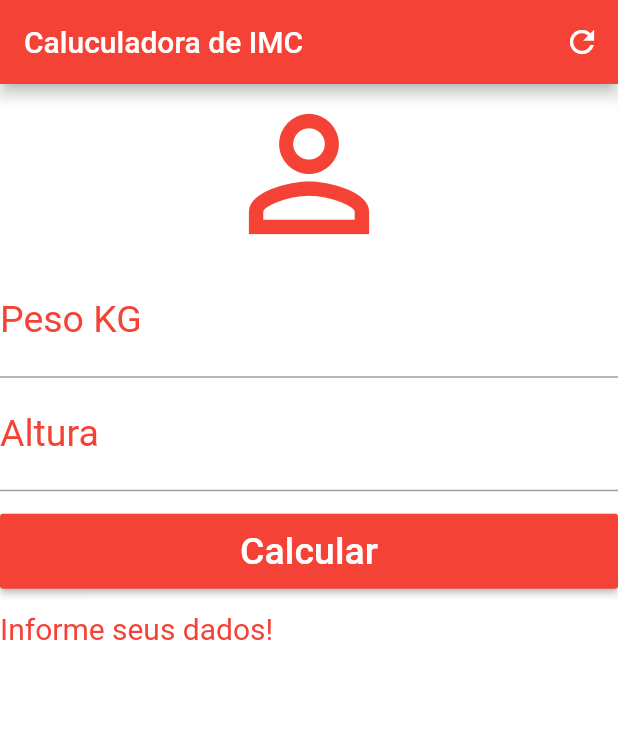
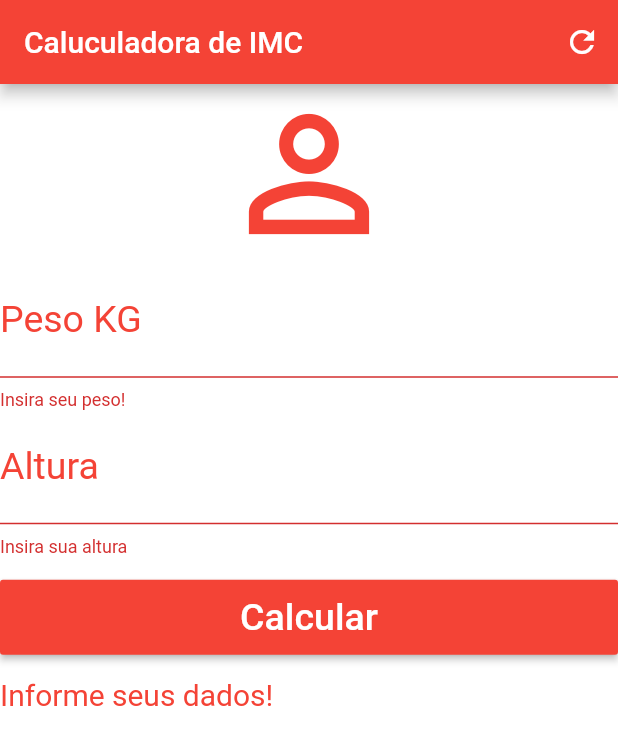
Before and after one commit to wsy152/imc, a Flutter app: the screen it shows after launch, after a tap on "Calcular", on a phone screen of 412 x 824 dp. Shown: the top 745 px of the screen. Run offline on Flutter 3.47's test engine with Material 2 defaults, Android fonts, the phone set to English and light mode, and no system bars.

Commit message:
melhorias II

```diff
--- a/lib/main.dart
+++ b/lib/main.dart
@@ -22,6 +22,7 @@ class _HomeState extends State<Home> {
     alturaController.text = '';
     setState(() {
       _informText = '';
+      _formkey = GlobalKey<FormState>();
     });
   }
 
@@ -81,7 +82,13 @@ class _HomeState extends State<Home> {
                   size: 120,
                   color: Colors.red,
                 ),
-                TextField(
+                TextFormField(
+                  // ignore: missing_return
+                  validator: (value) {
+                    if (value.isEmpty) {
+                      return 'Insira seu peso!';
+                    }
+                  },
                   controller: pesoController,
                   keyboardType: TextInputType.number,
                   decoration: InputDecoration(
@@ -91,8 +98,14 @@ class _HomeState extends State<Home> {
                   textAlign: TextAlign.center,
                   style: TextStyle(color: Colors.green, fontSize: 25),
                 ),
-                TextField(
+                TextFormField(
                   controller: alturaController,
+                  // ignore: missing_return
+                  validator: (value) {
+                    if (value.isEmpty) {
+                      return 'Insira sua altura';
+                    }
+                  },
                   keyboardType: TextInputType.number,
                   decoration: InputDecoration(
                     labelText: 'Altura',
@@ -106,7 +119,11 @@ class _HomeState extends State<Home> {
                   child: Container(
                     height: 50,
                     child: RaisedButton(
-                      onPressed: _calcular,
+                      onPressed: () {
+                        if (_formkey.currentState.validate()) {
+                          _calcular();
+                        }
+                      },
                       child: Text(
                         'Calcular',
                         style: TextStyle(color: Colors.white, fontSize: 25),
```
